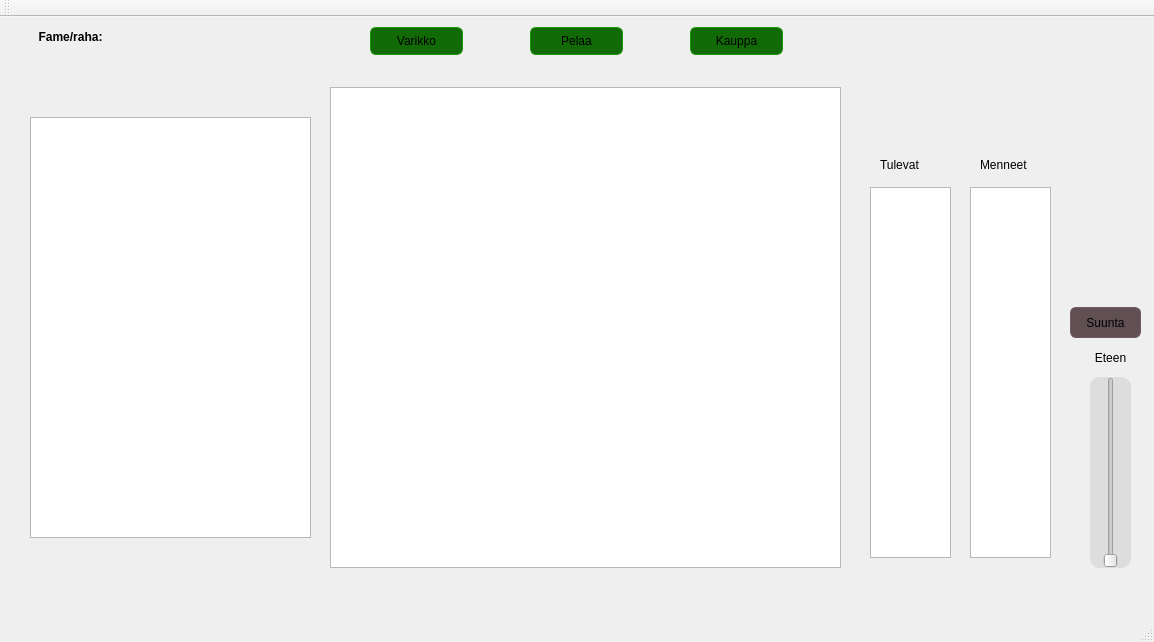
This is TrainGame/TrainGame/mainwindow.ui in MilanFIN/TrainGame as Qt 5 draws it before an edit. The edited form follows.
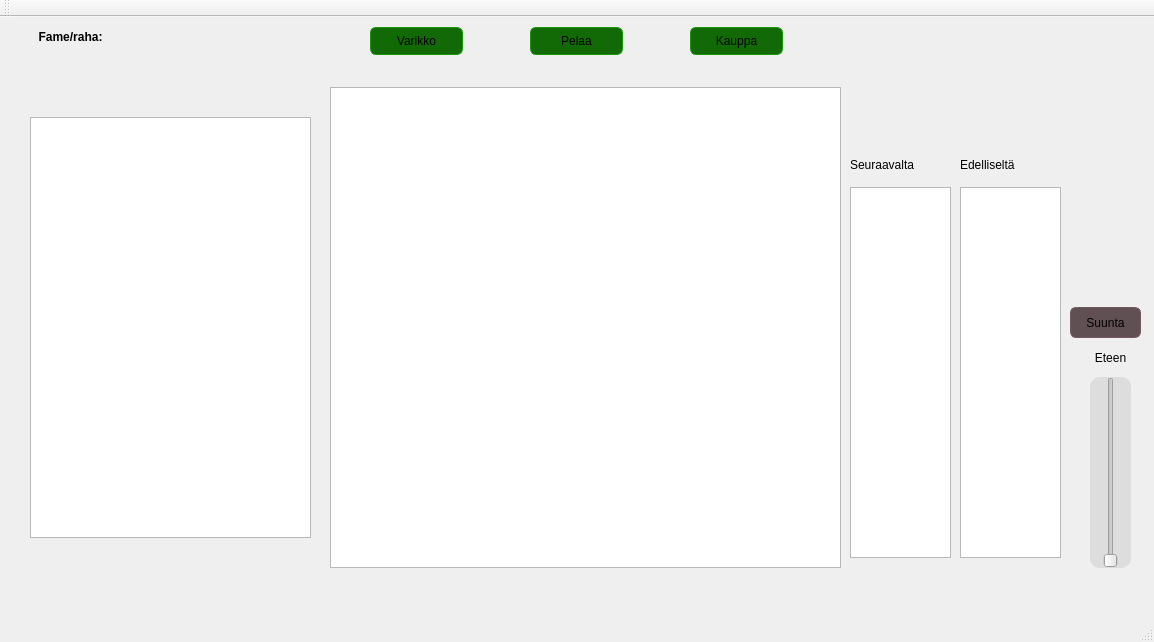
This is the edited form. The open tabs and pages were chosen to show the change.

Diff of the .ui file:
```diff
--- a/TrainGame/TrainGame/mainwindow.ui
+++ b/TrainGame/TrainGame/mainwindow.ui
@@ -184,35 +184,35 @@
      <widget class="QLabel" name="comingLabel">
       <property name="geometry">
        <rect>
-        <x>860</x>
+        <x>830</x>
         <y>80</y>
-        <width>55</width>
+        <width>81</width>
         <height>16</height>
        </rect>
       </property>
       <property name="text">
-       <string>Tulevat</string>
+       <string>Seuraavalta</string>
       </property>
      </widget>
      <widget class="QLabel" name="passedLabel">
       <property name="geometry">
        <rect>
-        <x>960</x>
+        <x>940</x>
         <y>80</y>
-        <width>55</width>
+        <width>71</width>
         <height>16</height>
        </rect>
       </property>
       <property name="text">
-       <string>Menneet</string>
+       <string>Edelliseltä</string>
       </property>
      </widget>
      <widget class="QListWidget" name="nextStationsListWidget">
       <property name="geometry">
        <rect>
-        <x>850</x>
+        <x>830</x>
         <y>110</y>
-        <width>81</width>
+        <width>101</width>
         <height>371</height>
        </rect>
       </property>
@@ -220,9 +220,9 @@
      <widget class="QListWidget" name="passedStationsListWidget">
       <property name="geometry">
        <rect>
-        <x>950</x>
+        <x>940</x>
         <y>110</y>
-        <width>81</width>
+        <width>101</width>
         <height>371</height>
        </rect>
       </property>
```
Left out of the diff: 4 changed lines with no effect on the pictures.
